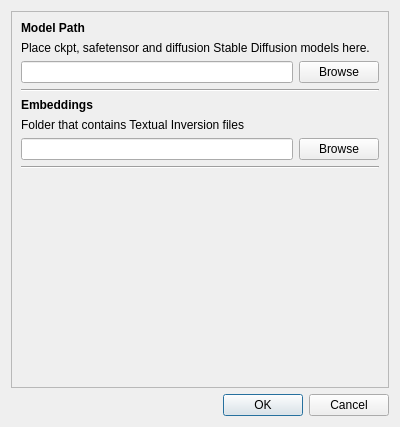
Above: src/airunner/pyqt/preferences.ui from Capsize-Games/airunner before the change. Below: the same form after it.
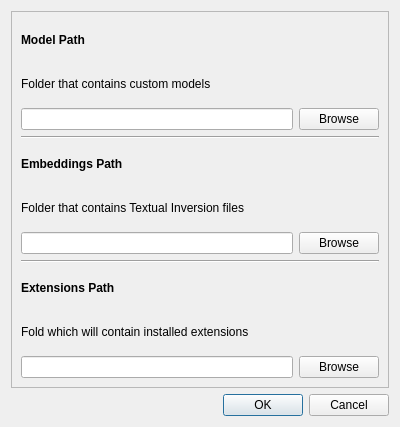
That is the form after the change.

Commit message: Allows extension directory to be changed in preferences

Diff of the .ui file:
```diff
--- a/src/airunner/pyqt/preferences.ui
+++ b/src/airunner/pyqt/preferences.ui
@@ -41,7 +41,7 @@
          </font>
         </property>
         <property name="text">
-         <string>Embeddings</string>
+         <string>Embeddings Path</string>
         </property>
        </widget>
       </item>
@@ -72,18 +72,19 @@
         </item>
        </layout>
       </item>
-      <item row="1" column="0">
-       <widget class="QLabel" name="label_2">
-        <property name="text">
-         <string>Place ckpt, safetensor and diffusion Stable Diffusion models here.</string>
-        </property>
-        <property name="alignment">
-         <set>Qt::AlignLeading|Qt::AlignLeft|Qt::AlignTop</set>
-        </property>
-        <property name="wordWrap">
-         <bool>true</bool>
-        </property>
-       </widget>
+      <item row="10" column="0">
+       <layout class="QHBoxLayout" name="horizontalLayout_3">
+        <item>
+         <widget class="QLineEdit" name="extensions_path"/>
+        </item>
+        <item>
+         <widget class="QPushButton" name="extensions_browse_button">
+          <property name="text">
+           <string>Browse</string>
+          </property>
+         </widget>
+        </item>
+       </layout>
       </item>
       <item row="7" column="0">
        <widget class="Line" name="line_2">
@@ -92,18 +93,12 @@
         </property>
        </widget>
       </item>
-      <item row="9" column="0">
-       <spacer name="verticalSpacer">
-        <property name="orientation">
-         <enum>Qt::Vertical</enum>
+      <item row="1" column="0">
+       <widget class="QLabel" name="label_2">
+        <property name="text">
+         <string>Folder that contains custom models</string>
         </property>
-        <property name="sizeHint" stdset="0">
-         <size>
-          <width>17</width>
-          <height>98</height>
-         </size>
-        </property>
-       </spacer>
+       </widget>
       </item>
       <item row="6" column="0">
        <layout class="QHBoxLayout" name="horizontalLayout_2">
@@ -131,6 +126,25 @@
         </property>
        </widget>
       </item>
+      <item row="9" column="0">
+       <widget class="QLabel" name="label_4">
+        <property name="text">
+         <string>Fold which will contain installed extensions</string>
+        </property>
+       </widget>
+      </item>
+      <item row="8" column="0">
+       <widget class="QLabel" name="label_3">
+        <property name="font">
+         <font>
+          <bold>true</bold>
+         </font>
+        </property>
+        <property name="text">
+         <string>Extensions Path</string>
+        </property>
+       </widget>
+      </item>
       <item row="5" column="0">
        <widget class="QLabel" name="label_6">
         <property name="text">
```
The commit also changes 4 other files.
